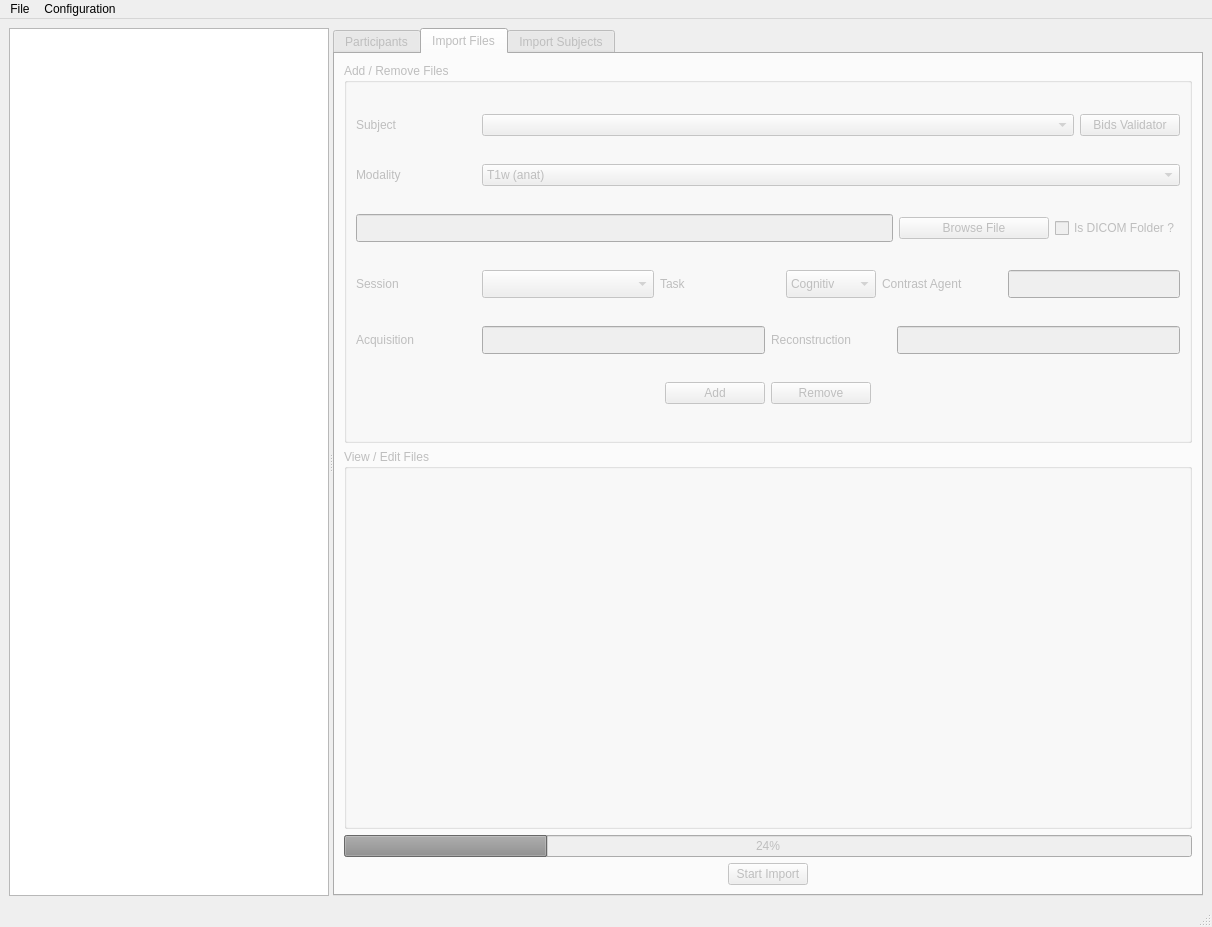
The window that bidsificator/forms/MainWindow.ui (HIP-infrastructure/Bidsificator) describes before a commit, drawn with Qt 5.
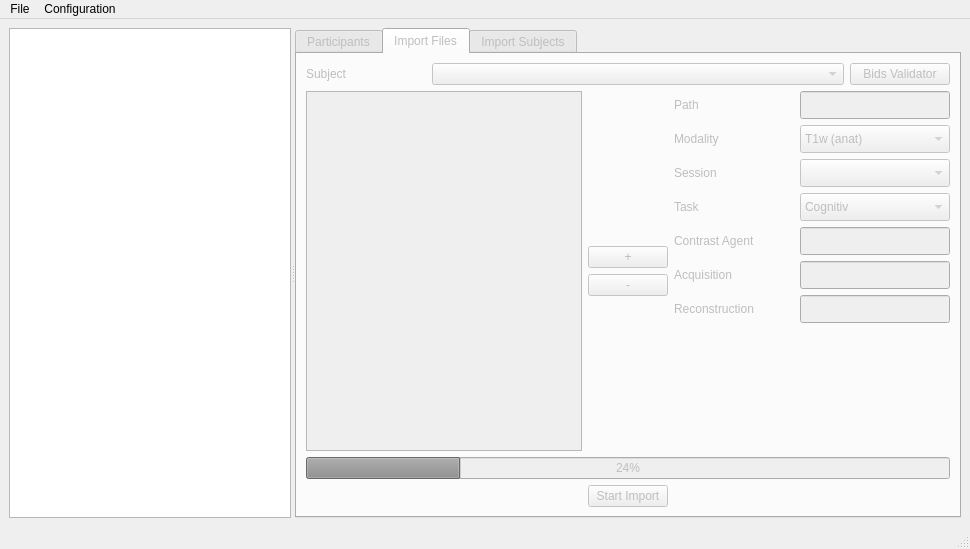
The same window after the commit. The open tabs and pages were chosen to show the change. Custom widgets are drawn as their Qt base class.

The edit to the form file:
```diff
--- a/bidsificator/forms/MainWindow.ui
+++ b/bidsificator/forms/MainWindow.ui
@@ -6,24 +6,24 @@
    <rect>
     <x>0</x>
     <y>0</y>
-    <width>1212</width>
-    <height>927</height>
+    <width>970</width>
+    <height>549</height>
    </rect>
   </property>
   <property name="windowTitle">
    <string>Bidsificator</string>
   </property>
   <widget class="QWidget" name="centralwidget">
-   <layout class="QGridLayout" name="gridLayout_4">
-    <item row="0" column="0">
-     <widget class="QSplitter" name="splitter">
+   <layout class="QHBoxLayout" name="horizontalLayout_main">
+    <item>
+     <widget class="QSplitter" name="mainSplitter">
       <property name="orientation">
-       <enum>Qt::Horizontal</enum>
+       <enum>Qt::Orientation::Horizontal</enum>
       </property>
       <widget class="QTreeView" name="fileTreeView">
        <property name="minimumSize">
         <size>
-         <width>320</width>
+         <width>270</width>
          <height>0</height>
         </size>
        </property>
@@ -78,7 +78,7 @@
               <string>sub-&lt;IDENTIFIER123&gt;</string>
              </property>
              <property name="cursorMoveStyle">
-              <enum>Qt::VisualMoveStyle</enum>
+              <enum>Qt::CursorMoveStyle::VisualMoveStyle</enum>
              </property>
             </widget>
            </item>
@@ -108,21 +108,15 @@
          </item>
         </layout>
        </widget>
-       <widget class="QWidget" name="tab">
+       <widget class="QWidget" name="ImportFileTab">
         <attribute name="title">
          <string>Import Files</string>
         </attribute>
-        <layout class="QGridLayout" name="gridLayout_5">
+        <layout class="QGridLayout" name="gridLayout">
          <item row="0" column="0">
-          <widget class="QGroupBox" name="groupBox_2">
-           <property name="title">
-            <string>Add / Remove Files</string>
-           </property>
-           <layout class="QVBoxLayout" name="verticalLayout">
-            <item>
              <layout class="QHBoxLayout" name="SubjectLayout">
               <item>
-               <widget class="QLabel" name="AR_Subjectlabel">
+            <widget class="QLabel" name="SubjectLabel">
                 <property name="minimumSize">
                  <size>
                   <width>120</width>
@@ -141,7 +135,7 @@
                </widget>
               </item>
               <item>
-               <widget class="QComboBox" name="AR_SubjectComboBox">
+            <widget class="QComboBox" name="SubjectComboBox">
                 <property name="minimumSize">
                  <size>
                   <width>0</width>
@@ -171,10 +165,113 @@
               </item>
              </layout>
             </item>
+         <item row="1" column="0">
+          <layout class="QHBoxLayout" name="horizontalLayout">
+           <item>
+            <widget class="QListWidget" name="ImportFileListWidget">
+             <property name="minimumSize">
+              <size>
+               <width>0</width>
+               <height>0</height>
+              </size>
+             </property>
+             <property name="maximumSize">
+              <size>
+               <width>16777215</width>
+               <height>16777215</height>
+              </size>
+             </property>
+            </widget>
+           </item>
+           <item>
+            <layout class="QVBoxLayout" name="AddRemoveButtonsLayout">
+             <item>
+              <spacer name="verticalSpacer">
+               <property name="orientation">
+                <enum>Qt::Orientation::Vertical</enum>
+               </property>
+               <property name="sizeHint" stdset="0">
+                <size>
+                 <width>20</width>
+                 <height>40</height>
+                </size>
+               </property>
+              </spacer>
+             </item>
+             <item>
+              <widget class="QPushButton" name="AddFileButton">
+               <property name="text">
+                <string>+</string>
+               </property>
+              </widget>
+             </item>
+             <item>
+              <widget class="QPushButton" name="RemoveFileButton">
+               <property name="text">
+                <string>-</string>
+               </property>
+              </widget>
+             </item>
+             <item>
+              <spacer name="verticalSpacer_2">
+               <property name="orientation">
+                <enum>Qt::Orientation::Vertical</enum>
+               </property>
+               <property name="sizeHint" stdset="0">
+                <size>
+                 <width>20</width>
+                 <height>40</height>
+                </size>
+               </property>
+              </spacer>
+             </item>
+            </layout>
+           </item>
+           <item>
+            <layout class="QVBoxLayout" name="verticalLayout">
+             <item>
+              <layout class="QHBoxLayout" name="BrowseLayout">
+               <item>
+                <widget class="QLabel" name="PathLabel">
+                 <property name="minimumSize">
+                  <size>
+                   <width>120</width>
+                   <height>0</height>
+                  </size>
+                 </property>
+                 <property name="maximumSize">
+                  <size>
+                   <width>120</width>
+                   <height>16777215</height>
+                  </size>
+                 </property>
+                 <property name="text">
+                  <string>Path</string>
+                 </property>
+                </widget>
+               </item>
+               <item>
+                <widget class="QLineEdit" name="BrowseLineEdit">
+                 <property name="minimumSize">
+                  <size>
+                   <width>0</width>
+                   <height>28</height>
+                  </size>
+                 </property>
+                 <property name="maximumSize">
+                  <size>
+                   <width>16777215</width>
+                   <height>28</height>
+                  </size>
+                 </property>
+                </widget>
+               </item>
+              </layout>
+             </item>
             <item>
              <layout class="QHBoxLayout" name="ModalityLayout">
               <item>
-               <widget class="QLabel" name="AR_ModalityLabel">
+                <widget class="QLabel" name="ModalityLabel">
                 <property name="minimumSize">
                  <size>
                   <width>120</width>
@@ -193,11 +290,11 @@
                </widget>
               </item>
               <item>
-               <widget class="QComboBox" name="AR_ModalityComboBox">
+                <widget class="QComboBox" name="ModalityComboBox">
                 <property name="minimumSize">
                  <size>
                   <width>0</width>
-                  <height>0</height>
+                   <height>28</height>
                  </size>
                 </property>
                 <item>
@@ -245,65 +342,19 @@
              </layout>
             </item>
             <item>
-             <layout class="QHBoxLayout" name="BrowseLayout">
+              <layout class="QHBoxLayout" name="SessionLayout">
               <item>
-               <widget class="QLineEdit" name="AR_BrowseLineEdit">
+                <widget class="QLabel" name="SessionLabel">
                 <property name="minimumSize">
                  <size>
-                  <width>0</width>
-                  <height>28</height>
-                 </size>
-                </property>
-                <property name="maximumSize">
-                 <size>
-                  <width>16777215</width>
-                  <height>28</height>
-                 </size>
-                </property>
-               </widget>
-              </item>
-              <item>
-               <widget class="QPushButton" name="AR_BrowsePushButton">
-                <property name="minimumSize">
-                 <size>
-                  <width>150</width>
+                   <width>120</width>
                   <height>0</height>
                  </size>
                 </property>
                 <property name="maximumSize">
                  <size>
-                  <width>150</width>
+                   <width>120</width>
                   <height>16777215</height>
-                 </size>
-                </property>
-                <property name="text">
-                 <string>Browse File</string>
-                </property>
-               </widget>
-              </item>
-              <item>
-               <widget class="QCheckBox" name="AR_IsDicomFolderCheckBox">
-                <property name="text">
-                 <string>Is DICOM Folder ?</string>
-                </property>
-               </widget>
-              </item>
-             </layout>
-            </item>
-            <item>
-             <layout class="QHBoxLayout" name="EntitiesLayout1">
-              <item>
-               <widget class="QLabel" name="AR_SessionLabel">
-                <property name="minimumSize">
-                 <size>
-                  <width>120</width>
-                  <height>28</height>
-                 </size>
-                </property>
-                <property name="maximumSize">
-                 <size>
-                  <width>16777215</width>
-                  <height>28</height>
                  </size>
                 </property>
                 <property name="text">
@@ -312,9 +363,9 @@
                </widget>
               </item>
               <item>
-               <widget class="QComboBox" name="AR_SessionComboBox">
+                <widget class="QComboBox" name="SessionComboBox">
                 <property name="sizePolicy">
-                 <sizepolicy hsizetype="Expanding" vsizetype="Fixed">
+                  <sizepolicy hsizetype="Preferred" vsizetype="Fixed">
                   <horstretch>0</horstretch>
                   <verstretch>0</verstretch>
                  </sizepolicy>
@@ -328,23 +379,27 @@
                 <property name="maximumSize">
                  <size>
                   <width>16777215</width>
-                  <height>28</height>
+                   <height>16777215</height>
                  </size>
                 </property>
                </widget>
               </item>
+              </layout>
+             </item>
               <item>
-               <widget class="QLabel" name="AR_TaskLabel">
+              <layout class="QHBoxLayout" name="TaskLayout">
+               <item>
+                <widget class="QLabel" name="TaskLabel">
                 <property name="minimumSize">
                  <size>
                   <width>120</width>
-                  <height>28</height>
+                   <height>0</height>
                  </size>
                 </property>
                 <property name="maximumSize">
                  <size>
-                  <width>16777215</width>
-                  <height>28</height>
+                   <width>120</width>
+                   <height>16777215</height>
                  </size>
                 </property>
                 <property name="text">
@@ -353,7 +408,7 @@
                </widget>
               </item>
               <item>
-               <widget class="QComboBox" name="AR_TaskComboBox">
+                <widget class="QComboBox" name="TaskComboBox">
                 <property name="minimumSize">
                  <size>
                   <width>0</width>
@@ -363,7 +418,7 @@
                 <property name="maximumSize">
                  <size>
                   <width>16777215</width>
-                  <height>28</height>
+                   <height>16777215</height>
                  </size>
                 </property>
                 <item>
@@ -398,18 +453,22 @@
                 </item>
                </widget>
               </item>
+              </layout>
+             </item>
               <item>
-               <widget class="QLabel" name="AR_ContrastAgentLabel">
+              <layout class="QHBoxLayout" name="CALayout">
+               <item>
+                <widget class="QLabel" name="ContrastAgentLabel">
                 <property name="minimumSize">
                  <size>
                   <width>120</width>
-                  <height>28</height>
+                   <height>0</height>
                  </size>
                 </property>
                 <property name="maximumSize">
                  <size>
-                  <width>16777215</width>
-                  <height>28</height>
+                   <width>120</width>
+                   <height>16777215</height>
                  </size>
                 </property>
                 <property name="text">
@@ -418,7 +477,7 @@
                </widget>
               </item>
               <item>
-               <widget class="QLineEdit" name="AR_ContrastAgentLineEdit">
+                <widget class="QLineEdit" name="ContrastAgentLineEdit">
                 <property name="sizePolicy">
                  <sizepolicy hsizetype="Expanding" vsizetype="Fixed">
                   <horstretch>0</horstretch>
@@ -442,19 +501,19 @@
              </layout>
             </item>
             <item>
-             <layout class="QHBoxLayout" name="EntitiesLayout2">
+              <layout class="QHBoxLayout" name="AcquisitionLayout">
               <item>
-               <widget class="QLabel" name="AR_AcquisitionLabel">
+                <widget class="QLabel" name="AcquisitionLabel">
                 <property name="minimumSize">
                  <size>
                   <width>120</width>
-                  <height>28</height>
+                   <height>0</height>
                  </size>
                 </property>
                 <property name="maximumSize">
                  <size>
-                  <width>16777215</width>
-                  <height>28</height>
+                   <width>120</width>
+                   <height>16777215</height>
                  </size>
                 </property>
                 <property name="text">
@@ -463,7 +522,7 @@
                </widget>
               </item>
               <item>
-               <widget class="QLineEdit" name="AR_AcquisitionLineEdit">
+                <widget class="QLineEdit" name="AcquisitionLineEdit">
                 <property name="sizePolicy">
                  <sizepolicy hsizetype="Expanding" vsizetype="Fixed">
                   <horstretch>0</horstretch>
@@ -484,18 +543,22 @@
                 </property>
                </widget>
               </item>
+              </layout>
+             </item>
               <item>
-               <widget class="QLabel" name="AR_ReconstructionLabel">
+              <layout class="QHBoxLayout" name="ReconstructionLayout">
+               <item>
+                <widget class="QLabel" name="ReconstructionLabel">
                 <property name="minimumSize">
                  <size>
                   <width>120</width>
-                  <height>28</height>
+                   <height>0</height>
                  </size>
                 </property>
                 <property name="maximumSize">
                  <size>
-                  <width>16777215</width>
-                  <height>28</height>
+                   <width>120</width>
+                   <height>16777215</height>
                  </size>
                 </property>
                 <property name="text">
@@ -504,7 +567,7 @@
                </widget>
               </item>
               <item>
-               <widget class="QLineEdit" name="AR_ReconstructionLineEdit">
+                <widget class="QLineEdit" name="ReconstructionLineEdit">
                 <property name="sizePolicy">
                  <sizepolicy hsizetype="Expanding" vsizetype="Fixed">
                   <horstretch>0</horstretch>
@@ -528,87 +591,21 @@
              </layout>
             </item>
             <item>
-             <layout class="QHBoxLayout" name="AddRemoveFileLayout">
-              <item>
-               <spacer name="horizontalSpacer">
+              <spacer name="verticalSpacer_3">
                 <property name="orientation">
-                 <enum>Qt::Horizontal</enum>
+                <enum>Qt::Orientation::Vertical</enum>
                 </property>
                 <property name="sizeHint" stdset="0">
                  <size>
-                  <width>40</width>
-                  <height>20</height>
+                 <width>20</width>
+                 <height>40</height>
                  </size>
                 </property>
                </spacer>
               </item>
-              <item>
-               <widget class="QPushButton" name="AR_AddPushButton">
-                <property name="minimumSize">
-                 <size>
-                  <width>100</width>
-                  <height>0</height>
-                 </size>
-                </property>
-                <property name="maximumSize">
-                 <size>
-                  <width>100</width>
-                  <height>16777215</height>
-                 </size>
-                </property>
-                <property name="text">
-                 <string>Add</string>
-                </property>
-               </widget>
-              </item>
-              <item>
-               <widget class="QPushButton" name="AR_RemovePushButton">
-                <property name="minimumSize">
-                 <size>
-                  <width>100</width>
-                  <height>0</height>
-                 </size>
-                </property>
-                <property name="maximumSize">
-                 <size>
-                  <width>100</width>
-                  <height>16777215</height>
-                 </size>
-                </property>
-                <property name="text">
-                 <string>Remove</string>
-                </property>
-               </widget>
-              </item>
-              <item>
-               <spacer name="horizontalSpacer_2">
-                <property name="orientation">
-                 <enum>Qt::Horizontal</enum>
-                </property>
-                <property name="sizeHint" stdset="0">
-                 <size>
-                  <width>40</width>
-                  <height>20</height>
-                 </size>
-                </property>
-               </spacer>
-              </item>
              </layout>
             </item>
            </layout>
-          </widget>
-         </item>
-         <item row="1" column="0">
-          <widget class="QGroupBox" name="groupBox">
-           <property name="title">
-            <string>View / Edit Files</string>
-           </property>
-           <layout class="QGridLayout" name="gridLayout">
-            <item row="0" column="0">
-             <layout class="QHBoxLayout" name="IF_FileEditorLayout"/>
-            </item>
-           </layout>
-          </widget>
          </item>
          <item row="2" column="0">
           <widget class="QProgressBar" name="progressBar">
@@ -622,7 +619,7 @@
            <item>
             <spacer name="horizontalSpacer_3">
              <property name="orientation">
-              <enum>Qt::Horizontal</enum>
+              <enum>Qt::Orientation::Horizontal</enum>
              </property>
              <property name="sizeHint" stdset="0">
               <size>
@@ -642,7 +639,7 @@
            <item>
             <spacer name="horizontalSpacer_4">
              <property name="orientation">
-              <enum>Qt::Horizontal</enum>
+              <enum>Qt::Orientation::Horizontal</enum>
              </property>
              <property name="sizeHint" stdset="0">
               <size>
@@ -662,18 +659,88 @@
         </attribute>
         <layout class="QGridLayout" name="gridLayout_3">
          <item row="0" column="0">
+          <widget class="QGroupBox" name="groupBox">
+           <property name="title">
+            <string>Lookup Table</string>
+           </property>
+           <layout class="QVBoxLayout" name="verticalLayout_2">
+            <item>
+             <layout class="QHBoxLayout" name="horizontalLayout_6">
+              <item>
+               <spacer name="horizontalSpacer_14">
+                <property name="orientation">
+                 <enum>Qt::Orientation::Horizontal</enum>
+                </property>
+                <property name="sizeHint" stdset="0">
+                 <size>
+                  <width>40</width>
+                  <height>20</height>
+                 </size>
+                </property>
+               </spacer>
+              </item>
+              <item>
+               <widget class="QPushButton" name="CreateLutPushButton">
+                <property name="minimumSize">
+                 <size>
+                  <width>75</width>
+                  <height>0</height>
+                 </size>
+                </property>
+                <property name="maximumSize">
+                 <size>
+                  <width>75</width>
+                  <height>16777215</height>
+                 </size>
+                </property>
+                <property name="text">
+                 <string>Create</string>
+                </property>
+               </widget>
+              </item>
+             </layout>
+            </item>
+            <item>
+             <layout class="QHBoxLayout" name="horizontalLayout_4">
+              <item>
+               <widget class="QLineEdit" name="lineEdit"/>
+              </item>
+              <item>
+               <widget class="QPushButton" name="BrowseLutPushButton">
+                <property name="minimumSize">
+                 <size>
+                  <width>75</width>
+                  <height>0</height>
+                 </size>
+                </property>
+                <property name="maximumSize">
+                 <size>
+                  <width>75</width>
+                  <height>16777215</height>
+                 </size>
+                </property>
+                <property name="text">
+                 <string>Browse</string>
+                </property>
+               </widget>
+              </item>
+             </layout>
+            </item>
+           </layout>
+          </widget>
+         </item>
+         <item row="1" column="0">
+          <widget class="QGroupBox" name="groupBox_2">
+           <property name="title">
+            <string>Subjects Data</string>
+           </property>
+           <layout class="QVBoxLayout" name="verticalLayout_3">
+            <item>
           <layout class="QHBoxLayout" name="horizontalLayout_3">
-           <item>
-            <widget class="QLabel" name="IS_ParseLabel">
-             <property name="text">
-              <string>Parse Subjects Data : </string>
-             </property>
-            </widget>
-           </item>
            <item>
             <spacer name="horizontalSpacer_13">
              <property name="orientation">
-              <enum>Qt::Horizontal</enum>
+                 <enum>Qt::Orientation::Horizontal</enum>
              </property>
              <property name="sizeHint" stdset="0">
               <size>
@@ -685,6 +752,18 @@
            </item>
            <item>
             <widget class="QPushButton" name="IS_ParsePushButton">
+                <property name="minimumSize">
+                 <size>
+                  <width>75</width>
+                  <height>0</height>
+                 </size>
+                </property>
+                <property name="maximumSize">
+                 <size>
+                  <width>75</width>
+                  <height>16777215</height>
+                 </size>
+                </property>
              <property name="text">
               <string>Parse</string>
              </property>
@@ -692,9 +771,11 @@
            </item>
           </layout>
          </item>
-         <item row="1" column="0">
+            <item>
           <layout class="QHBoxLayout" name="horizontalLayout_2">
            <item>
+               <layout class="QHBoxLayout" name="IS_FileEditorLayout">
+                <item>
             <widget class="QListWidget" name="IS_SubjectListWidget">
              <property name="minimumSize">
               <size>
@@ -709,19 +790,21 @@
               </size>
              </property>
              <property name="selectionMode">
-              <enum>QAbstractItemView::ExtendedSelection</enum>
+                   <enum>QAbstractItemView::SelectionMode::ExtendedSelection</enum>
              </property>
             </widget>
            </item>
-           <item>
-            <layout class="QHBoxLayout" name="IS_FileEditorLayout"/>
-           </item>
-          </layout>
+               </layout>
+              </item>
+             </layout>
+            </item>
+           </layout>
+          </widget>
          </item>
          <item row="2" column="0">
           <widget class="QProgressBar" name="IS_progressBar">
            <property name="value">
-            <number>24</number>
+            <number>0</number>
            </property>
           </widget>
          </item>
@@ -730,7 +813,7 @@
            <item>
             <spacer name="horizontalSpacer_11">
              <property name="orientation">
-              <enum>Qt::Horizontal</enum>
+              <enum>Qt::Orientation::Horizontal</enum>
              </property>
              <property name="sizeHint" stdset="0">
               <size>
@@ -750,7 +833,7 @@
            <item>
             <spacer name="horizontalSpacer_12">
              <property name="orientation">
-              <enum>Qt::Horizontal</enum>
+              <enum>Qt::Orientation::Horizontal</enum>
              </property>
              <property name="sizeHint" stdset="0">
               <size>
@@ -774,8 +857,8 @@
     <rect>
      <x>0</x>
      <y>0</y>
-     <width>1212</width>
-     <height>21</height>
+     <width>970</width>
+     <height>37</height>
     </rect>
    </property>
    <widget class="QMenu" name="menuFile">
```
Lines whose indentation alone changed are shown as unchanged.
